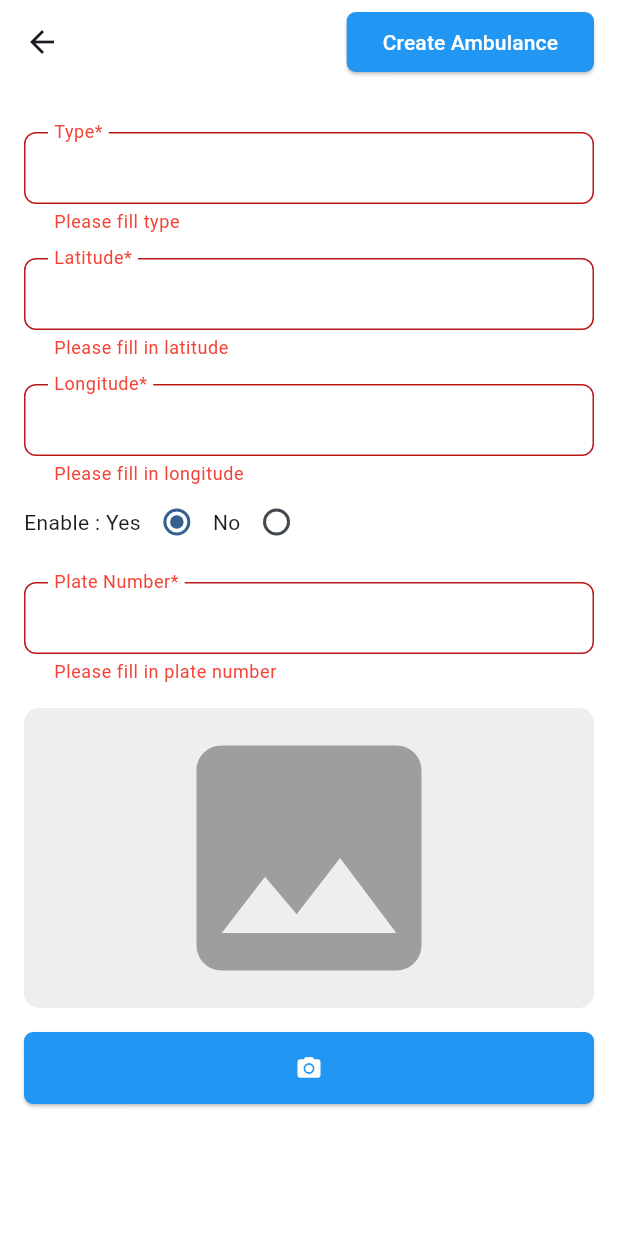
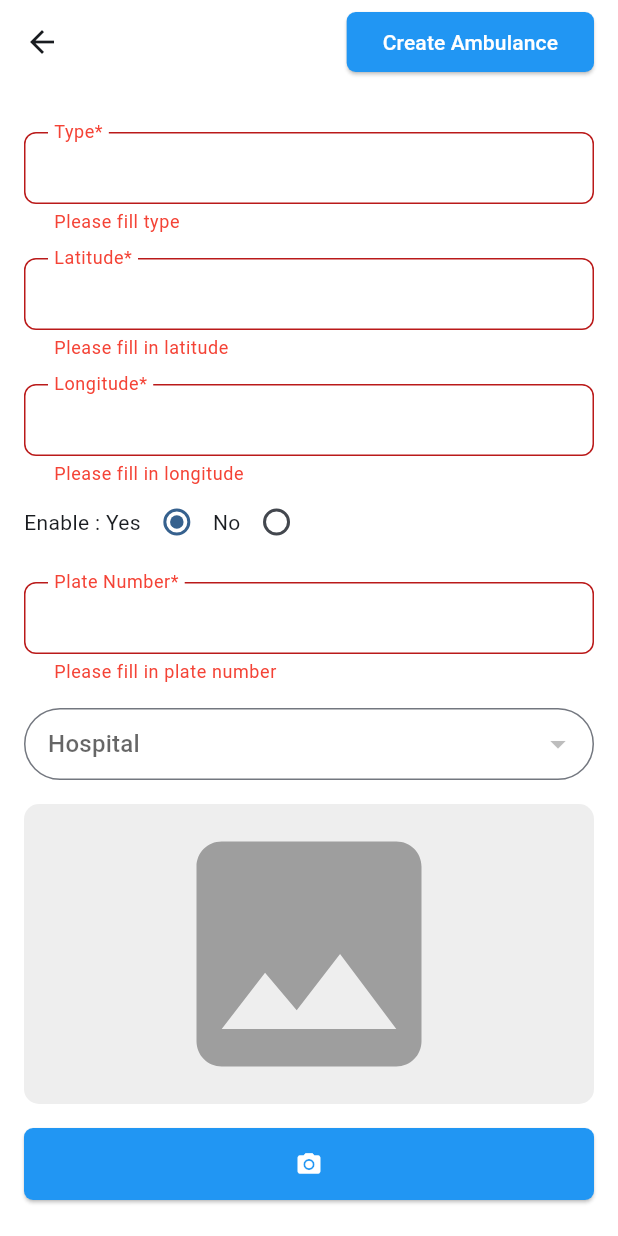
Before and after one commit to Techwiz-5/Moblie, a Flutter app: the AmbulanceFormScreen screen opened directly, after a tap on "Create Ambulance", on a phone screen of 412 x 824 dp. Run offline on Flutter 3.47's test engine with Material 3 defaults, Android fonts, the phone set to English and light mode, and no system bars; our stand-ins replace cloud_firestore, firebase_auth, firebase_core, firebase_storage, google_maps_flutter, google_sign_in and 2 more; missing offline and left inert: app_settings, flutter_map_math; accounts and stored records are empty.

Commit message:
add hospital name when create ambulance

```diff
--- a/lib/ui/admin/ambulance/create_ambulance.dart
+++ b/lib/ui/admin/ambulance/create_ambulance.dart
@@ -22,7 +22,8 @@ class _AmbulanceFromScreenState extends State<AmbulanceFormScreen> {
   final ImagePicker _imagePicker = ImagePicker();
   String? imageUrl;
   File? _pickedImage;
-
+  final CollectionReference _hospitalsCollection =
+      FirebaseFirestore.instance.collection('hospital');
   final CollectionReference myItems =
       FirebaseFirestore.instance.collection('ambulance');
 
@@ -31,11 +32,27 @@ class _AmbulanceFromScreenState extends State<AmbulanceFormScreen> {
   String _longitude = '';
   String _plate_number = '';
   int _enable = 0;
+  String? _selectedHospital;
+  List<Map<String, dynamic>> _hospitals = [];
   // PlaceLocation? _selectedLocation;
 
   @override
   void initState() {
     super.initState();
+    _fetchHospitals();
+  }
+
+  void _fetchHospitals() async {
+    try {
+      QuerySnapshot querySnapshot = await _hospitalsCollection.get();
+      setState(() {
+        _hospitals = querySnapshot.docs.map((doc) {
+          return {'id': doc.id, 'name': doc['name']};
+        }).toList();
+      });
+    } catch (e) {
+      print('Error fetching hospitals: $e');
+    }
   }
 
   Future<void> pickImage() async {
@@ -58,9 +75,8 @@ class _AmbulanceFromScreenState extends State<AmbulanceFormScreen> {
   Future<void> _uploadImageToFirebase() async {
     if (_pickedImage != null) {
       try {
-        Reference reference = FirebaseStorage.instance
-            .ref()
-            .child("image/ambulance/${DateTime.now().microsecondsSinceEpoch}.png");
+        Reference reference = FirebaseStorage.instance.ref().child(
+            "image/ambulance/${DateTime.now().microsecondsSinceEpoch}.png");
         await reference.putFile(_pickedImage!).whenComplete(() {
           print('Upload image success');
         });
@@ -90,6 +106,7 @@ class _AmbulanceFromScreenState extends State<AmbulanceFormScreen> {
         'longitude': _longitude,
         'plate_number': _plate_number,
         'enable': _enable,
+        'hospital': _selectedHospital,
         'image': imageUrl ?? 'https://i.pravatar.cc/150',
       });
       await docRef.update({
@@ -226,6 +243,35 @@ class _AmbulanceFromScreenState extends State<AmbulanceFormScreen> {
                     },
                   ),
                   const SizedBox(height: 16),
+                  DropdownButtonFormField(
+                    isDense: true,
+                    hint: const Text('Hospital'),
+                    decoration: InputDecoration(
+                      contentPadding:
+                          const EdgeInsets.symmetric(horizontal: 12),
+                      border: OutlineInputBorder(
+                        borderRadius: BorderRadius.circular(50.0),
+                      ),
+                    ),
+                    isExpanded: true,
+                    borderRadius: BorderRadius.circular(20.0),
+                    items: _hospitals.map(
+                      (val) {
+                        return DropdownMenuItem<String>(
+                          value: val['name'].toString(),
+                          child: Text(val['name']),
+                        );
+                      },
+                    ).toList(),
+                    onChanged: (val) async {
+                      setState(
+                        () {
+                          _selectedHospital = val;
+                        },
+                      );
+                    },
+                  ),
+                  const SizedBox(height: 16),
                   Container(
                     width: double.infinity,
                     height: 200,
```
Also changed, not shown: lib/ui/admin/ambulance/edit_ambulance_screen.dart (+40 -0 lines), lib/ui/widgets/ambulance_card.dart (+25 -1 lines), lib/ui/widgets/ribbon.dart (added, +46 -0 lines). Lines whose indentation alone changed are shown as unchanged.
